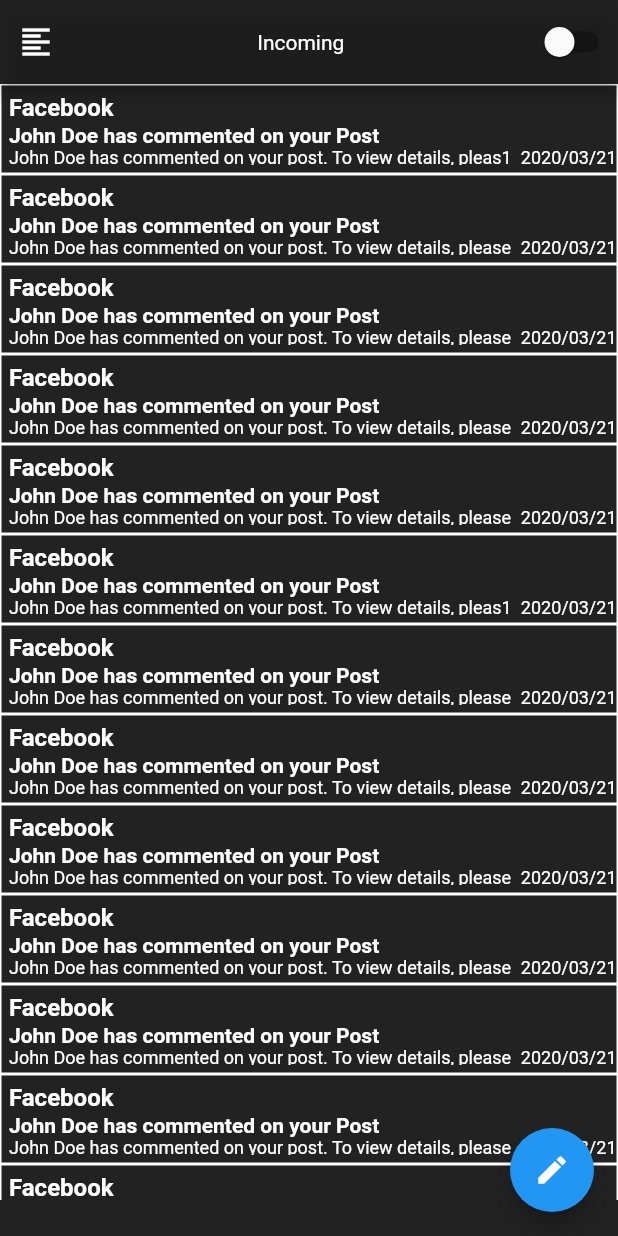
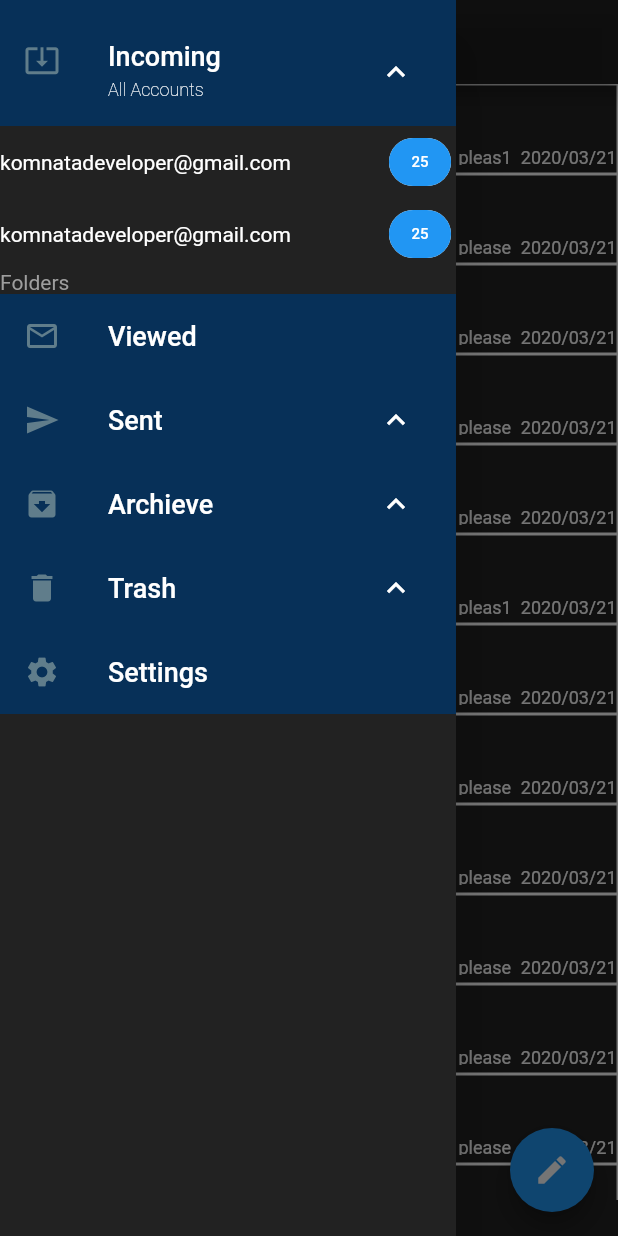
Before and after one commit to komnatadeveloper/mail_client_app, a Flutter app: the screen it shows after launch, with the side drawer open (before the commit the screen has no drawer), on a phone screen of 412 x 824 dp. Run offline on Flutter 3.47's test engine with Material 2 defaults, Android fonts, the phone set to English and light mode, and no system bars.

Commit message:
Current status

```diff
--- /dev/null
+++ b/lib/layout/app_drawer/app_drawer.dart
@@ -0,0 +1,274 @@
+import 'package:flutter/material.dart';
+import 'package:provider/provider.dart';
+
+import '../../screens/settings/settings_screen.dart';
+
+
+
+
+
+
+class AppDrawer extends StatelessWidget {
+  @override
+  Widget build(BuildContext context) {
+    return Drawer(
+
+      child: Container(
+        decoration: BoxDecoration(
+          color: Theme.of(context).backgroundColor
+        ),
+        child: SingleChildScrollView(
+          child: Container(
+            child: Column(
+              children: <Widget>[
+                Container(
+                  padding: EdgeInsets.only(
+                    top: 12
+                  ),
+                  color: Color.fromRGBO(0, 51, 102, 0.8),
+                  child: ListTile(
+
+                    leading: Icon(
+                      Icons.system_update_alt,
+                      color: Colors.blueGrey
+                    ),
+                    title: Text(
+                      'Incoming',
+                      style: TextStyle(
+                        color: Theme.of(context).textTheme.title.color,
+                        fontSize: 18
+                      ),
+                    ),
+                    subtitle: Text(
+                      'All Accounts',
+                      style: TextStyle(
+                        color: Theme.of(context).textTheme.title.color,
+                        fontWeight: FontWeight.w200,
+                        fontSize: 12
+                      ),
+                    ),
+                    trailing: IconButton(
+                      icon: Icon(Icons.keyboard_arrow_up),
+                      color: Theme.of(context).textTheme.title.color,
+                      onPressed: ( ) {
+                        print( 'AppDrawer Incoming Icon Button');
+                      },
+                    ),
+                    onTap: () {
+                      // Navigator.of(context).pushReplacementNamed('/');
+                      print( 'AppDrawer Incoming List Tile');
+                    },
+                  ),
+                ),
+
+                Row(
+                  mainAxisAlignment: MainAxisAlignment.spaceBetween,
+                  children: <Widget>[
+                    Text(
+                      'komnatadeveloper@gmail.com',
+                      style: TextStyle(
+                        color: Theme.of(context).textTheme.title.color
+                      ),
+                    ),
+                    Chip(
+                      padding: EdgeInsets.symmetric(
+                        horizontal: 15,
+                        vertical: 0
+                      ),
+                      label: Text(
+                        '25',
+                        style: TextStyle(
+                          fontSize: 10,
+                          color: Theme.of(context).textTheme.title.color
+                        ),
+                      ),
+                      labelPadding: EdgeInsets.symmetric(
+                        horizontal: 0,
+                        vertical: 0
+                      ),
+                      backgroundColor: Colors.blue,
+                    )
+                  ],
+                ),
+                Row(
+                  mainAxisAlignment: MainAxisAlignment.spaceBetween,
+                  children: <Widget>[
+                    Text(
+                      'komnatadeveloper@gmail.com',
+                      style: TextStyle(
+                        color: Theme.of(context).textTheme.title.color
+                      ),
+                    ),
+                    Chip(
+                      padding: EdgeInsets.symmetric(
+                        horizontal: 15,
+                        vertical: 0
+                      ),
+                      label: Text(
+                        '25',
+                        style: TextStyle(
+                          fontSize: 10,
+                          color: Theme.of(context).textTheme.title.color
+                        ),
+                      ),
+                      labelPadding: EdgeInsets.symmetric(
+                        horizontal: 0,
+                        vertical: 0
+                      ),
+                      backgroundColor: Colors.blue,
+                    )
+                  ],
+                ),
+
+                Row(
+                  children: <Widget>[
+                    Text(
+                      'Folders',
+                      style: TextStyle(
+                        color: Colors.grey
+                      ),
+                    )
+                  ],
+                ),
+                // AppBar(
+                //   title: Text(
+                //     'Hello Friend!',
+                //   ),
+                //   automaticallyImplyLeading: false,
+                // ),
+                Container(
+                  color: Color.fromRGBO(0, 51, 102, 0.8),
+                  child: ListTile(
+
+                    leading: Icon(
+                      Icons.mail_outline,
+                      color: Colors.blueGrey
+                    ),
+                    title: Text(
+                      'Viewed',
+                      style: TextStyle(
+                        color: Theme.of(context).textTheme.title.color,
+                        fontSize: 18
+                      ),
+                    ),
+                    onTap: () {
+                      // Navigator.of(context).pushReplacementNamed('/');
+                      print( 'AppDrawer Incoming List Tile');
+                    },
+                  ),
+                ),
+                Container(
+                  color: Color.fromRGBO(0, 51, 102, 0.8),
+                  child: ListTile(
+
+                    leading: Icon(
+                      Icons.send,
+                      color: Colors.blueGrey
+                    ),
+                    title: Text(
+                      'Sent',
+                      style: TextStyle(
+                        color: Theme.of(context).textTheme.title.color,
+                        fontSize: 18
+                      ),
+                    ),
+                    trailing: IconButton(
+                      icon: Icon(Icons.keyboard_arrow_up),
+                      color: Theme.of(context).textTheme.title.color,
+                      onPressed: ( ) {
+                        print( 'AppDrawer Incoming Icon Button');
+                      },
+                    ),
+                    onTap: () {
+                      // Navigator.of(context).pushReplacementNamed('/');
+                      print( 'AppDrawer Incoming List Tile');
+                    },
+                  ),
+                ),
+                Container(
+                  color: Color.fromRGBO(0, 51, 102, 0.8),
+                  child: ListTile(
+
+                    leading: Icon(
+                      Icons.archive,
+                      color: Colors.blueGrey
+                    ),
+                    title: Text(
+                      'Archieve',
+                      style: TextStyle(
+                        color: Theme.of(context).textTheme.title.color,
+                        fontSize: 18
+                      ),
+                    ),
+                    trailing: IconButton(
+                      icon: Icon(Icons.keyboard_arrow_up),
+                      color: Theme.of(context).textTheme.title.color,
+                      onPressed: ( ) {
+                        print( 'AppDrawer Incoming Icon Button');
+                      },
+                    ),
+                    onTap: () {
+                      // Navigator.of(context).pushReplacementNamed('/');
+                      print( 'AppDrawer Incoming List Tile');
+                    },
+                  ),
+                ),
+                Container(
+                  color: Color.fromRGBO(0, 51, 102, 0.8),
+                  child: ListTile(
+
+                    leading: Icon(
+                      Icons.delete,
+                      color: Colors.blueGrey
+                    ),
+                    title: Text(
+                      'Trash',
+                      style: TextStyle(
+                        color: Theme.of(context).textTheme.title.color,
+                        fontSize: 18
+                      ),
+                    ),
+                    trailing: IconButton(
+                      icon: Icon(Icons.keyboard_arrow_up),
+                      color: Theme.of(context).textTheme.title.color,
+                      onPressed: ( ) {
+                        print( 'AppDrawer Incoming Icon Button');
+                      },
+                    ),
+                    onTap: () {
+                      // Navigator.of(context).pushReplacementNamed('/');
+                      print( 'AppDrawer Incoming List Tile');
+                    },
+                  ),
+                ),
+                Container(
+                  color: Color.fromRGBO(0, 51, 102, 0.8),
+                  child: ListTile(
+
+                    leading: Icon(
+                      Icons.settings,
+                      color: Colors.blueGrey
+                    ),
+                    title: Text(
+                      'Settings',
+                      style: TextStyle(
+                        color: Theme.of(context).textTheme.title.color,
+                        fontSize: 18
+                      ),
+                    ),
+                    onTap: () {
+                      Navigator.of(context).pop();
+                      Navigator.of(context).pushReplacementNamed(SettingsScreen.routeName);
+                      // Navigator.of(context).pushReplacementNamed('/');
+
+                    },
+                  ),
+                ),
+              ],
+            ),
+          ),
+        ),
+      ),
+    );
+  }
+}
--- a/lib/main.dart
+++ b/lib/main.dart
@@ -1,6 +1,8 @@
 import 'package:flutter/material.dart';
-import 'package:mail_client_app/models/incoming_mail_Item.dart';
-import './widgets/incoming_mails.dart';
+import 'package:mail_client_app/screens/settings/settings_screen.dart';
+
+
+import './screens/incoming_mails/incoming_mails_screen.dart';
 
 void main() => runApp(MyApp());
 
@@ -14,167 +16,20 @@ class MyApp extends StatelessWidget {
         // primarySwatch: Colors.black.[400],
         textTheme: ThemeData.light().textTheme.copyWith(
 
-          headline1: TextStyle(
+          title: TextStyle(
             color: Colors.white
-          )
+          ),
+
+          // headline1: TextStyle(
+          //   color: Colors.white
+          // )
         ),
         backgroundColor: Color.fromARGB(240, 20, 20, 20)
       ),
-      home: MyHomePage(),
+      home: IncomingMailsScreen(),
+      routes: {
+        SettingsScreen.routeName : (ctx) => SettingsScreen()
+      }
     );
   }
 }
-
-class MyHomePage extends StatefulWidget {
-
-  @override
-  _MyHomePageState createState() => _MyHomePageState();
-}
-
-class _MyHomePageState extends State<MyHomePage> {
-
-  final List<IncomingMailItem> _incomingMailList = [
-    IncomingMailItem(
-      date: DateTime.now().subtract(Duration(hours: 5)),
-      senderName: 'Facebook',
-      emailTitle: 'John Doe has commented on your Post',
-      emailBody: 'John Doe has commented on your post. To view details, pleas1'
-    ),
-    IncomingMailItem(
-      date: DateTime.now().subtract(Duration(hours: 6)),
-      senderName: 'Facebook',
-      emailTitle: 'John Doe has commented on your Post',
-      emailBody: 'John Doe has commented on your post. To view details, please login your account'
-    ),
-    IncomingMailItem(
-      date: DateTime.now().subtract(Duration(hours: 7)),
-      senderName: 'Facebook',
-      emailTitle: 'John Doe has commented on your Post',
-      emailBody: 'John Doe has commented on your post. To view details, please'
-    ),
-    IncomingMailItem(
-      date: DateTime.now().subtract(Duration(hours: 7)),
-      senderName: 'Facebook',
-      emailTitle: 'John Doe has commented on your Post',
-      emailBody: 'John Doe has commented on your post. To view details, please'
-    ),
-    IncomingMailItem(
-      date: DateTime.now().subtract(Duration(hours: 7)),
-      senderName: 'Facebook',
-      emailTitle: 'John Doe has commented on your Post',
-      emailBody: 'John Doe has commented on your post. To view details, please'
-    ),
-    IncomingMailItem(
-      date: DateTime.now().subtract(Duration(hours: 5)),
-      senderName: 'Facebook',
-      emailTitle: 'John Doe has commented on your Post',
-      emailBody: 'John Doe has commented on your post. To view details, pleas1'
-    ),
-    IncomingMailItem(
-      date: DateTime.now().subtract(Duration(hours: 6)),
-      senderName: 'Facebook',
-      emailTitle: 'John Doe has commented on your Post',
-      emailBody: 'John Doe has commented on your post. To view details, please login your account'
-    ),
-    IncomingMailItem(
-      date: DateTime.now().subtract(Duration(hours: 7)),
-      senderName: 'Facebook',
-      emailTitle: 'John Doe has commented on your Post',
-      emailBody: 'John Doe has commented on your post. To view details, please'
-    ),
-    IncomingMailItem(
-      date: DateTime.now().subtract(Duration(hours: 7)),
-      senderName: 'Facebook',
-      emailTitle: 'John Doe has commented on your Post',
-      emailBody: 'John Doe has commented on your post. To view details, please'
-    ),
-    IncomingMailItem(
-      date: DateTime.now().subtract(Duration(hours: 7)),
-      senderName: 'Facebook',
-      emailTitle: 'John Doe has commented on your Post',
-      emailBody: 'John Doe has commented on your post. To view details, please'
-    ),
-    IncomingMailItem(
-      date: DateTime.now().subtract(Duration(hours: 7)),
-      senderName: 'Facebook',
-      emailTitle: 'John Doe has commented on your Post',
-      emailBody: 'John Doe has commented on your post. To view details, please'
-    ),
-    IncomingMailItem(
-      date: DateTime.now().subtract(Duration(hours: 7)),
-      senderName: 'Facebook',
-      emailTitle: 'John Doe has commented on your Post',
-      emailBody: 'John Doe has commented on your post. To view details, please'
-    ),
-    IncomingMailItem(
-      date: DateTime.now().subtract(Duration(hours: 7)),
-      senderName: 'Facebook',
-      emailTitle: 'John Doe has commented on your Post',
-      emailBody: 'John Doe has commented on your post. To view details, please'
-    ),
-  ];
-
-
-  @override
-  Widget build(BuildContext context) {
-    // This method is rerun every time setState is called, for instance as done
-    // by the _incrementCounter method above.
-    //
-    // The Flutter framework has been optimized to make rerunning build methods
-    // fast, so that you can just rebuild anything that needs updating rather
-    // than having to individually change instances of widgets.
-    final varAppBar = AppBar(
-        backgroundColor: Theme.of(context).backgroundColor,
-        actions: <Widget> [
-
-          Expanded(
-
-            child: Row(
-              crossAxisAlignment: CrossAxisAlignment.center,
-              mainAxisAlignment: MainAxisAlignment.spaceBetween,
-
-              children: <Widget>[
-
-                IconButton(
-                  icon: Icon(Icons.format_align_left),
-                  onPressed: () {},
-                ),
-
-                Text('Incoming'),
-
-                Switch(
-                  value: false,
-                  onChanged: (val) {}
-                )
-
-              ],
-            ),
-          ),
-        ]
-      );
-
-
-    return Scaffold(
-      appBar: varAppBar,
-
-      body: Container(
-        color: Theme.of(context).backgroundColor,
-        child: Column(
-
-
-          children: <Widget>[
-            IncomingMails( _incomingMailList, varAppBar.preferredSize)
-
-          ],
-
-        ),
-      ),
-
-      floatingActionButton: FloatingActionButton(
-        onPressed: () {},
-        child: Icon(Icons.edit),
-      ), // This trailing comma makes auto-formatting nicer for build methods.
-
-    );
-  }
-}
--- a/lib/widgets/incoming_mails.dart
+++ b/lib/screens/incoming_mails/incoming_mails.dart
@@ -1,7 +1,7 @@
 import 'package:flutter/material.dart';
-import 'package:intl/intl.dart';
 import 'package:mail_client_app/models/incoming_mail_Item.dart';
-import 'package:mail_client_app/widgets/mail_item.dart';
+import './mail_item.dart';
+
 
 class IncomingMails  extends StatelessWidget {
 
--- /dev/null
+++ b/lib/screens/incoming_mails/incoming_mails_screen.dart
@@ -0,0 +1,99 @@
+import 'package:flutter/material.dart';
+
+import '../../temporary_files/incoming_dummy_mails.dart';
+
+
+import '../../layout/app_drawer/app_drawer.dart';
+import '../../models/incoming_mail_Item.dart';
+import './incoming_mails.dart';
+
+class IncomingMailsScreen extends StatefulWidget {
+
+  @override
+  _IncomingMailsScreenState createState() => _IncomingMailsScreenState();
+}
+
+class _IncomingMailsScreenState extends State<IncomingMailsScreen> {
+
+  final List<IncomingMailItem> _incomingMailList = dummyIncomingList;
+
+
+  // Widget iconButton ( BuildContext ctx)   {
+  //   return IconButton(
+  //     icon: Icon(Icons.format_align_left),
+  //     onPressed: () {
+  //       Scaffold.of(ctx).openDrawer();
+  //     },
+  //   );
+  // }
+
+
+  @override
+  Widget build(BuildContext context) {
+    // This method is rerun every time setState is called, for instance as done
+    // by the _incrementCounter method above.
+    //
+    // The Flutter framework has been optimized to make rerunning build methods
+    // fast, so that you can just rebuild anything that needs updating rather
+    // than having to individually change instances of widgets.
+    final varAppBar = AppBar(
+        backgroundColor: Theme.of(context).backgroundColor,
+        actions: <Widget> [
+
+          Expanded(
+
+            child: Row(
+              crossAxisAlignment: CrossAxisAlignment.center,
+              mainAxisAlignment: MainAxisAlignment.center,
+
+              children: <Widget>[
+
+                // IconButton(
+                //   icon: Icon(Icons.format_align_left),
+                //   onPressed: () {
+                //     Scaffold.of(context).openDrawer();
+                //   },
+                // ),
+                // iconButton(context),
+
+                Text('Incoming'),
+
+                Switch(
+                  value: false,
+                  onChanged: (val) {}
+                )
+
+              ],
+            ),
+          ),
+        ]
+      );
+
+
+    return Scaffold(
+      drawer: AppDrawer(),
+      appBar: varAppBar,
+
+
+
+      body: Container(
+        color: Theme.of(context).backgroundColor,
+        child: Column(
+
+
+          children: <Widget>[
+            IncomingMails( _incomingMailList, varAppBar.preferredSize)
+
+          ],
+
+        ),
+      ),
+
+      floatingActionButton: FloatingActionButton(
+        onPressed: () {},
+        child: Icon(Icons.edit),
+      ), // This trailing comma makes auto-formatting nicer for build methods.
+
+    );
+  }
+}
--- a/lib/widgets/mail_item.dart
+++ b/lib/screens/incoming_mails/mail_item.dart
@@ -1,5 +1,4 @@
 import 'package:flutter/material.dart';
-import 'package:mail_client_app/widgets/incoming_mails.dart';
 import 'package:intl/intl.dart';
 
 class MailItem extends StatelessWidget {
@@ -26,7 +25,7 @@ class MailItem extends StatelessWidget {
                     style: TextStyle(
                       fontSize: 16,
                       fontWeight: FontWeight.bold,
-                      color: Theme.of(context).textTheme.headline1.color
+                      color: Theme.of(context).textTheme.title.color
                     ),
                   ),
                 ),
@@ -43,7 +42,7 @@ class MailItem extends StatelessWidget {
                     style: TextStyle(
                       fontSize: 14,
                       fontWeight: FontWeight.bold ,
-                      color: Theme.of(context).textTheme.headline1.color
+                      color: Theme.of(context).textTheme.title.color
                     ),
                   )
                 ),
@@ -69,7 +68,7 @@ class MailItem extends StatelessWidget {
                           overflow: TextOverflow.clip,
                           style: TextStyle(
                             fontSize: 12,
-                            color: Theme.of(context).textTheme.headline1.color
+                            color: Theme.of(context).textTheme.title.color
                           ),
                         )
                       ),
@@ -78,7 +77,7 @@ class MailItem extends StatelessWidget {
                         '  ${DateFormat('yyyy/MM/dd').format(incomingMailsListItem.date)}' ,
                         style: TextStyle(
                           fontSize: 12,
-                          color: Theme.of(context).textTheme.headline1.color
+                          color: Theme.of(context).textTheme.title.color
                         ),
                       ),
 
--- /dev/null
+++ b/lib/screens/settings/settings_screen.dart
@@ -0,0 +1,68 @@
+import 'package:flutter/material.dart';
+
+class SettingsScreen extends StatelessWidget {
+
+  static const routeName = '/settings';
+
+  @override
+  Widget build(BuildContext context) {
+    return Scaffold(
+
+      // APPBAR
+      appBar: AppBar(
+        backgroundColor: Theme.of(context).backgroundColor,
+        actions: <Widget>[
+          IconButton(
+            icon: Icon(Icons.close),
+            onPressed: () {
+              Scaffold.of(context).openDrawer();
+            },
+          ),
+          Expanded(
+
+            child: Center(
+              child: Text(
+                'Settings'
+              ),
+            ),
+          ),
+        ],
+      ),
+
+      body: Container(
+        color: Theme.of(context).backgroundColor ,
+        child: SingleChildScrollView(
+          child: Column(
+            children: <Widget>[
+              Container(
+                  child: ListTile(
+                    leading: Icon(
+                      Icons.account_box,
+                      color: Colors.blue
+                    ),
+                    title: Text(
+                      'Accounts',
+                      style: TextStyle(
+                        color: Theme.of(context).textTheme.title.color,
+                        fontSize: 18
+                      ),
+                    ),
+                    trailing: Icon(
+                      Icons.keyboard_arrow_right,
+                      color: Theme.of(context).textTheme.title.color,
+                    ),
+                    onTap: () {
+
+                    },
+                  ),
+                ),
+            ],
+          ),
+        ),
+      ),
+
+
+
+    );
+  }
+}
--- /dev/null
+++ b/lib/temporary_files/incoming_dummy_mails.dart
@@ -0,0 +1,86 @@
+
+
+import '../models/incoming_mail_Item.dart';
+
+
+
+var  dummyIncomingList = [
+    IncomingMailItem(
+      date: DateTime.now().subtract(Duration(hours: 5)),
+      senderName: 'Facebook',
+      emailTitle: 'John Doe has commented on your Post',
+      emailBody: 'John Doe has commented on your post. To view details, pleas1'
+    ),
+    IncomingMailItem(
+      date: DateTime.now().subtract(Duration(hours: 6)),
+      senderName: 'Facebook',
+      emailTitle: 'John Doe has commented on your Post',
+      emailBody: 'John Doe has commented on your post. To view details, please login your account'
+    ),
+    IncomingMailItem(
+      date: DateTime.now().subtract(Duration(hours: 7)),
+      senderName: 'Facebook',
+      emailTitle: 'John Doe has commented on your Post',
+      emailBody: 'John Doe has commented on your post. To view details, please'
+    ),
+    IncomingMailItem(
+      date: DateTime.now().subtract(Duration(hours: 7)),
+      senderName: 'Facebook',
+      emailTitle: 'John Doe has commented on your Post',
+      emailBody: 'John Doe has commented on your post. To view details, please'
+    ),
+    IncomingMailItem(
+      date: DateTime.now().subtract(Duration(hours: 7)),
+      senderName: 'Facebook',
+      emailTitle: 'John Doe has commented on your Post',
+      emailBody: 'John Doe has commented on your post. To view details, please'
+    ),
+    IncomingMailItem(
+      date: DateTime.now().subtract(Duration(hours: 5)),
+      senderName: 'Facebook',
+      emailTitle: 'John Doe has commented on your Post',
+      emailBody: 'John Doe has commented on your post. To view details, pleas1'
+    ),
+    IncomingMailItem(
+      date: DateTime.now().subtract(Duration(hours: 6)),
+      senderName: 'Facebook',
+      emailTitle: 'John Doe has commented on your Post',
+      emailBody: 'John Doe has commented on your post. To view details, please login your account'
+    ),
+    IncomingMailItem(
+      date: DateTime.now().subtract(Duration(hours: 7)),
+      senderName: 'Facebook',
+      emailTitle: 'John Doe has commented on your Post',
+      emailBody: 'John Doe has commented on your post. To view details, please'
+    ),
+    IncomingMailItem(
+      date: DateTime.now().subtract(Duration(hours: 7)),
+      senderName: 'Facebook',
+      emailTitle: 'John Doe has commented on your Post',
+      emailBody: 'John Doe has commented on your post. To view details, please'
+    ),
+    IncomingMailItem(
+      date: DateTime.now().subtract(Duration(hours: 7)),
+      senderName: 'Facebook',
+      emailTitle: 'John Doe has commented on your Post',
+      emailBody: 'John Doe has commented on your post. To view details, please'
+    ),
+    IncomingMailItem(
+      date: DateTime.now().subtract(Duration(hours: 7)),
+      senderName: 'Facebook',
+      emailTitle: 'John Doe has commented on your Post',
+      emailBody: 'John Doe has commented on your post. To view details, please'
+    ),
+    IncomingMailItem(
+      date: DateTime.now().subtract(Duration(hours: 7)),
+      senderName: 'Facebook',
+      emailTitle: 'John Doe has commented on your Post',
+      emailBody: 'John Doe has commented on your post. To view details, please'
+    ),
+    IncomingMailItem(
+      date: DateTime.now().subtract(Duration(hours: 7)),
+      senderName: 'Facebook',
+      emailTitle: 'John Doe has commented on your Post',
+      emailBody: 'John Doe has commented on your post. To view details, please'
+    ),
+  ];
--- a/pubspec.yaml
+++ b/pubspec.yaml
@@ -21,6 +21,7 @@ dependencies:
     sdk: flutter
 
   intl: ^0.16.1
+  provider: ^3.0.0
 
 
   # The following adds the Cupertino Icons font to your application.
```
Also changed, not shown: pubspec.lock.
